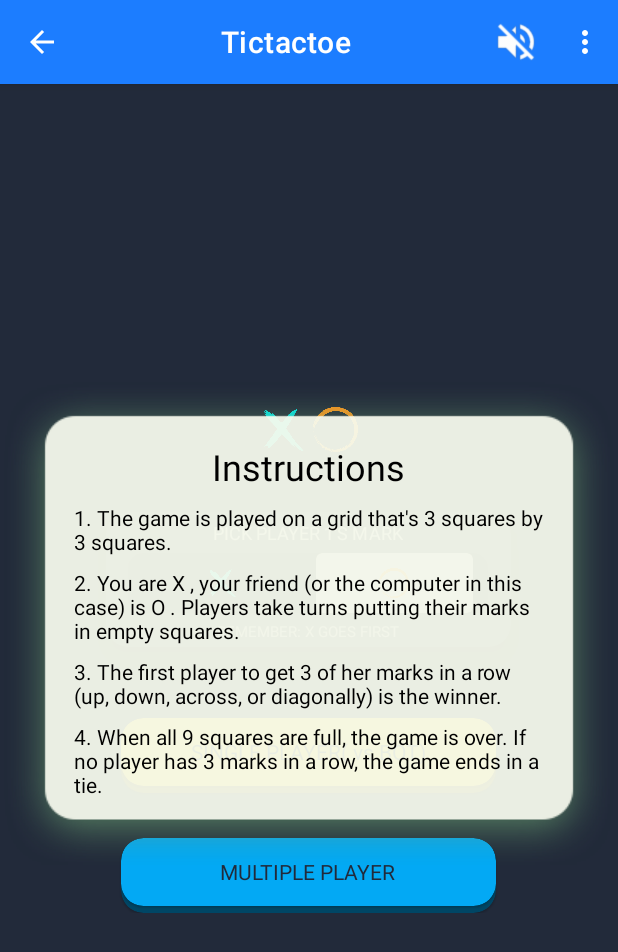
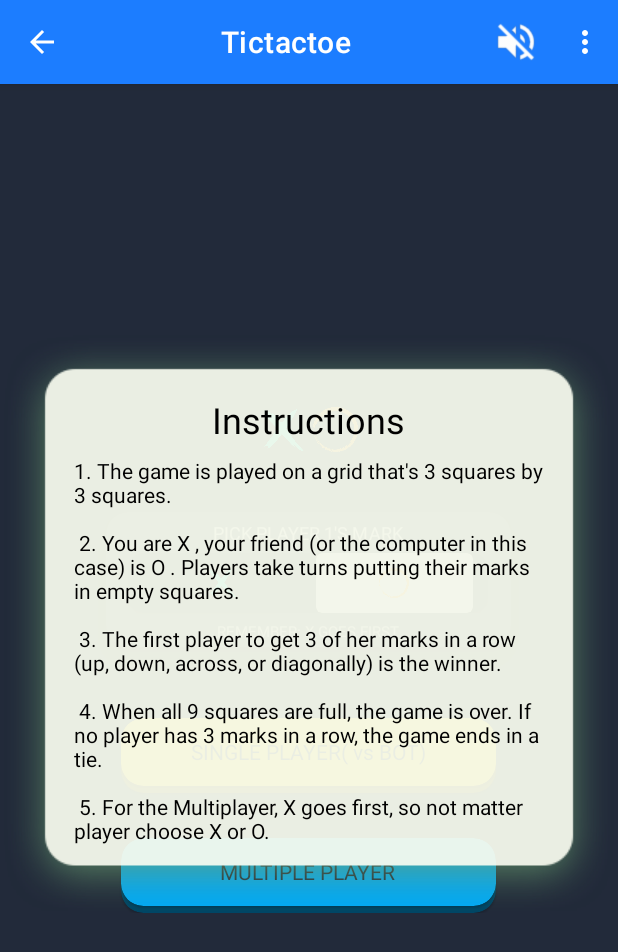
Before and after one commit to minhle28/Multigame, an Android app: the TictactoeGameActivity screen opened directly, with no data from a screen before it, in the options menu, after a tap on "Information", on a phone screen of 412 x 824 dp. Shown: the top 952 px of the screen. Run offline under Robolectric (Android 15) with nearby library versions, the phone set to English and light mode, and no system bars; our stand-ins replace data binding.

Commit message:
fix and update some issue

```diff
--- a/app/src/main/java/com/example/multigame/gameBasic/tictactoe/TictactoeSingleAndDuoFragment.java
+++ b/app/src/main/java/com/example/multigame/gameBasic/tictactoe/TictactoeSingleAndDuoFragment.java
@@ -406,6 +406,8 @@ public class TictactoeSingleAndDuoFragment extends BaseActivity<TictactoeSingleA
                 xIsYou = true;
                 isPlayerTurn = true;
             }
+        } else {
+            choosedMark = "x";
         }
     }
 }
--- a/app/src/main/res/layout/dialog_instruction_tictactoe.xml
+++ b/app/src/main/res/layout/dialog_instruction_tictactoe.xml
@@ -1,10 +1,10 @@
 <?xml version="1.0" encoding="utf-8"?>
-<layout>
+<layout xmlns:android="http://schemas.android.com/apk/res/android"
+    xmlns:app="http://schemas.android.com/apk/res-auto">
     <data>
     </data>
 
-    <androidx.constraintlayout.widget.ConstraintLayout xmlns:android="http://schemas.android.com/apk/res/android"
-        xmlns:app="http://schemas.android.com/apk/res-auto"
+    <androidx.constraintlayout.widget.ConstraintLayout
         android:layout_width="match_parent"
         android:layout_height="wrap_content"
         android:background="@drawable/popup_bg">
@@ -25,44 +25,13 @@
             android:id="@+id/textView1"
             android:layout_width="match_parent"
             android:layout_height="wrap_content"
-            android:text="@string/instruction_tictactoe1"
+            android:layout_marginTop="@dimen/margin_8_dp"
+            android:text="@string/instruction_tictactoe"
             android:textColor="@color/black"
-            android:layout_marginTop="@dimen/margin_8_dp"
+            app:layout_constraintEnd_toEndOf="parent"
             app:layout_constraintLeft_toLeftOf="parent"
             app:layout_constraintRight_toRightOf="parent"
             app:layout_constraintTop_toBottomOf="@+id/textView" />
-        <TextView
-            android:id="@+id/textView2"
-            android:layout_width="match_parent"
-            android:layout_height="wrap_content"
-            android:text="@string/instruction_tictactoe2"
-            android:textColor="@color/black"
-            android:layout_marginTop="@dimen/margin_8_dp"
-            app:layout_constraintLeft_toLeftOf="parent"
-            app:layout_constraintRight_toRightOf="parent"
-            app:layout_constraintTop_toBottomOf="@+id/textView1" />
-
-        <TextView
-            android:id="@+id/textView3"
-            android:layout_width="match_parent"
-            android:layout_height="wrap_content"
-            android:text="@string/instruction_tictactoe3"
-            android:textColor="@color/black"
-            android:layout_marginTop="@dimen/margin_8_dp"
-            app:layout_constraintLeft_toLeftOf="parent"
-            app:layout_constraintRight_toRightOf="parent"
-            app:layout_constraintTop_toBottomOf="@+id/textView2" />
-
-        <TextView
-            android:id="@+id/textView4"
-            android:layout_width="match_parent"
-            android:layout_height="wrap_content"
-            android:text="@string/instruction_tictactoe4"
-            android:textColor="@color/black"
-            android:layout_marginTop="@dimen/margin_8_dp"
-            app:layout_constraintLeft_toLeftOf="parent"
-            app:layout_constraintRight_toRightOf="parent"
-            app:layout_constraintTop_toBottomOf="@+id/textView3" />
 
     </androidx.constraintlayout.widget.ConstraintLayout>
 </layout>
--- a/app/src/main/res/values/strings.xml
+++ b/app/src/main/res/values/strings.xml
@@ -39,17 +39,20 @@
     <string name="x_win">\'X\' is WIN!</string>
     <string name="o_win">\'O\' is WIN!</string>
     <!-- Right Menu -->
-    <string name="instruction_tictactoe1">1. The game is played on a grid that\'s 3 squares by 3 squares.</string>
-    <string name="instruction_tictactoe2">2. You are X , your friend (or the computer in this case) is O . Players take turns putting their marks in empty squares.</string>
-    <string name="instruction_tictactoe3">3. The first player to get 3 of her marks in a row (up, down, across, or diagonally) is the winner.</string>
-    <string name="instruction_tictactoe4">4. When all 9 squares are full, the game is over. If no player has 3 marks in a row, the game ends in a tie.</string>
+    <string name="instruction_tictactoe">
+        1. The game is played on a grid that\'s 3 squares by 3 squares.\n\n
+        2. You are X , your friend (or the computer in this case) is O . Players take turns putting their marks in empty squares.\n\n
+        3. The first player to get 3 of her marks in a row (up, down, across, or diagonally) is the winner.\n\n
+        4. When all 9 squares are full, the game is over. If no player has 3 marks in a row, the game ends in a tie.\n\n
+        5. For the Multiplayer, X goes first, so not matter player choose X or O.
+    </string>
 
     <!-- Memory Game -->
     <string name="title_activity_memory_game">Memory Game</string>
     <string name="memory_game_new_game">New game</string>
     <!-- Right Menu -->
     <string name="instructions_game_memory">
-        1. Choose Two cards to flip over, if the images are the same you get a point, if not the images flip back over.\n
+        1. Choose Two cards to flip over, if the images are the same you get a point, if not the images flip back over.\n\n
         2. You must correctly choose the correct images within a certain amount of turns.
     </string>
 
```
